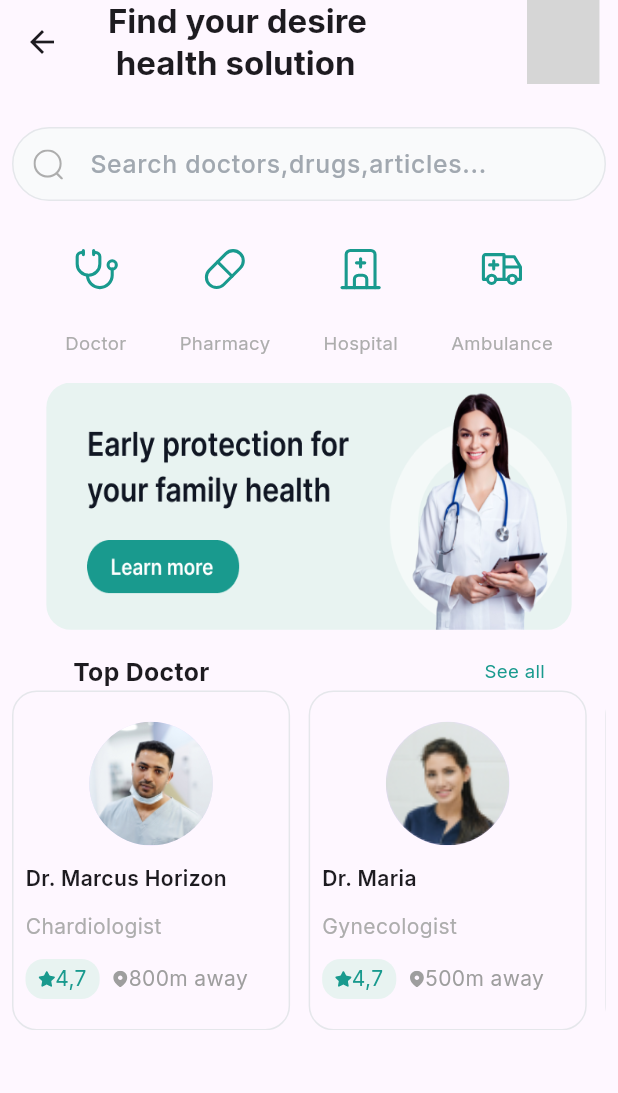
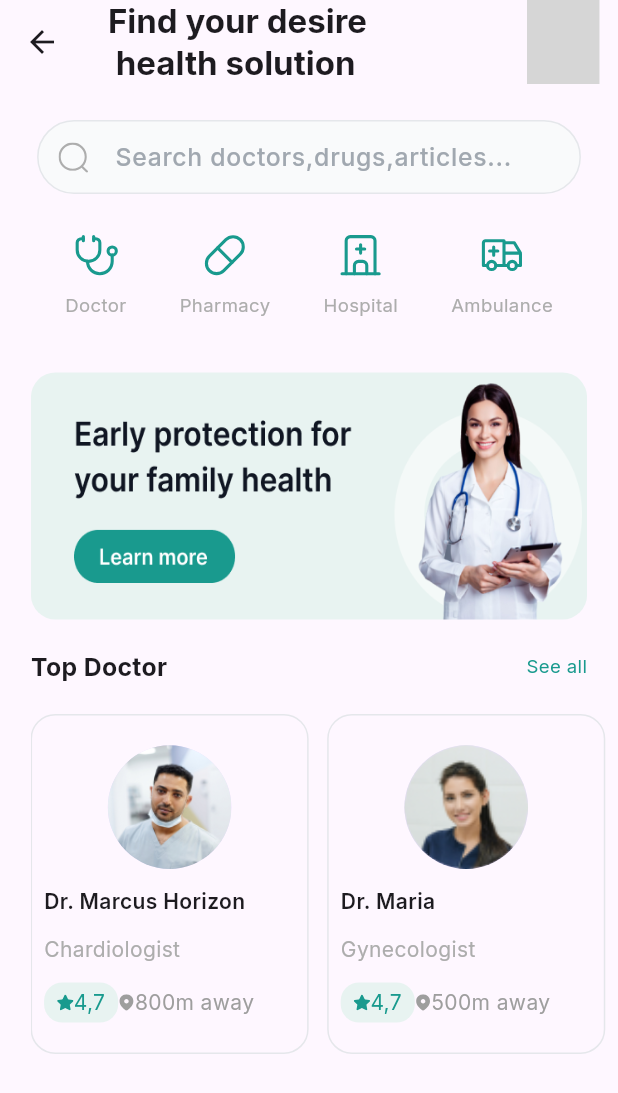
Before and after one commit to mariya8157/medical, a Flutter app: the HomePage screen opened directly, on a phone screen of 412 x 824 dp. Shown: the top 1093 px of the screen. Run offline on Flutter 3.47's test engine with Material 3 defaults, Android fonts, the phone set to English and light mode, and no system bars; our stand-ins replace flutter_svg, google_fonts, pinput, readmore; grey boxes are pictures that could not be loaded.

Commit message:
initial comit

```diff
--- a/lib/features/details_adding/screen/home/homepage.dart
+++ b/lib/features/details_adding/screen/home/homepage.dart
@@ -82,11 +82,18 @@ class _HomePageState extends State<HomePage> {
         padding: EdgeInsets.all(8.0),
         child: SingleChildScrollView(
           child: Column(
-            mainAxisAlignment: MainAxisAlignment.start,
             children: [
-              SizedBox(height: width*0.05,),
+              // SizedBox(height: width*0.05,),
+              Container(
+                height: width*0.4,
+                width: width*1,
+
+                child: Column(
+                  mainAxisAlignment: MainAxisAlignment.spaceEvenly,
+                  children: [
                     Container(
                       height: height*0.06,
+                      width: width*0.88,
                       decoration: BoxDecoration(
                           color: Colour.color3,
                           borderRadius: BorderRadius.circular(width*0.07)
@@ -126,7 +133,7 @@ class _HomePageState extends State<HomePage> {
                         ),
                       ),
                     ),
-              SizedBox(height: width*0.05,),
+                    // SizedBox(height: width*0.05,),
                     Row(
                     mainAxisAlignment: MainAxisAlignment.spaceEvenly,
                     children: [
@@ -138,7 +145,7 @@ class _HomePageState extends State<HomePage> {
                             child: SvgPicture.asset(ImageIcons.catogory1),
 
                           ),
-                    SizedBox(height: width*0.04,),
+                          // SizedBox(height: width*0.04,),
                           Text("Doctor",
                             style: TextStyle(
                                 fontSize: width*0.03,
@@ -153,7 +160,8 @@ class _HomePageState extends State<HomePage> {
                             width: width*0.08,
                             child: SvgPicture.asset(ImageIcons.Pharmacy),
 
-                    ),SizedBox(height: width*0.04,),
+                          ),
+                          // SizedBox(height: width*0.04,),
                           Text("Pharmacy",
                             style: TextStyle(
                                 fontSize: width*0.03,
@@ -168,7 +176,8 @@ class _HomePageState extends State<HomePage> {
                             width: width*0.08,
                             child: SvgPicture.asset(ImageIcons.Hospital),
 
-                    ),SizedBox(height: width*0.04,),
+                          ),
+                          // SizedBox(height: width*0.04,),
                           Text("Hospital",
                             style: TextStyle(
                                 fontSize: width*0.03,
@@ -183,7 +192,8 @@ class _HomePageState extends State<HomePage> {
                             width: width*0.08,
                             child: SvgPicture.asset(ImageIcons.Ambulance),
 
-                    ),SizedBox(height: width*0.04,),
+                          ),
+                          // SizedBox(height: width*0.04,),
                           Text("Ambulance",
                             style: TextStyle(
                                 fontSize: width*0.03,
@@ -193,25 +203,37 @@ class _HomePageState extends State<HomePage> {
                       )
                     ],
                                 ),
-              SizedBox(height: width*0.04,),
+                  ],
+                ),
+              ),
+              // SizedBox(height: width*0.04,),
+              Container(
+                height: width*0.6,
+                width: width*1,
+                child: Column(
+                  mainAxisAlignment: MainAxisAlignment.spaceEvenly,
+                  children: [
                     Container(
                       height: width*0.4,
-                width: width*0.85,
+                      width: width*0.9,
                       decoration: BoxDecoration(
                         borderRadius: BorderRadius.circular(width*0.04),
                         image: DecorationImage(
                             image: AssetImage(ImageIcons.CTA),fit: BoxFit.fill)
                       ),
-              ),SizedBox(height: width*0.04,),
-              Row(
-                mainAxisAlignment: MainAxisAlignment.spaceAround,
+                    ),
+                    // SizedBox(height: width*0.04,),
+                    Container(
+                      width: width*0.9,
+                      child: Row(
+                        mainAxisAlignment: MainAxisAlignment.spaceBetween,
 
                         children: [
                           Text("Top Doctor",style: TextStyle(
                             fontWeight: FontWeight.w700,
                             fontSize: width*0.04
                           ),),
-                   SizedBox(width: width*0.05,),
+                           // SizedBox(width: width*0.05,),
                           InkWell(
                             onTap: () {
                               Navigator.push(context, MaterialPageRoute(builder: (context) => TopDoctorPage(),));
@@ -223,9 +245,14 @@ class _HomePageState extends State<HomePage> {
                           )
                         ],
                       ),
+                    ),
+                  ],
+                ),
+              ),
               Container(
                 height: width*0.55,
                 width: width*1,
+                margin: EdgeInsets.only(left: width*0.03),
                 child: ListView.separated(
                   physics: BouncingScrollPhysics(),
                   scrollDirection: Axis.horizontal,
@@ -284,7 +311,7 @@ class _HomePageState extends State<HomePage> {
                                       ),
                                   ),
 
-                                  SizedBox(width: width*0.02,),
+                                  // SizedBox(width: width*0.02,),
                                   SvgPicture.asset(ImageIcons.location,color: Colors.grey,),
                                   Text(doctor[index]["distene"],style: TextStyle(
                                     color: Colors.grey
--- a/lib/main.dart
+++ b/lib/main.dart
@@ -40,7 +40,7 @@ class MyApp extends StatelessWidget {
             theme: ThemeData(
               textTheme: GoogleFonts.interTextTheme()
             ),
-            home:articles()
+            home:HomePage()
     ),);
   }
 }
```
Lines whose indentation alone changed are shown as unchanged.
